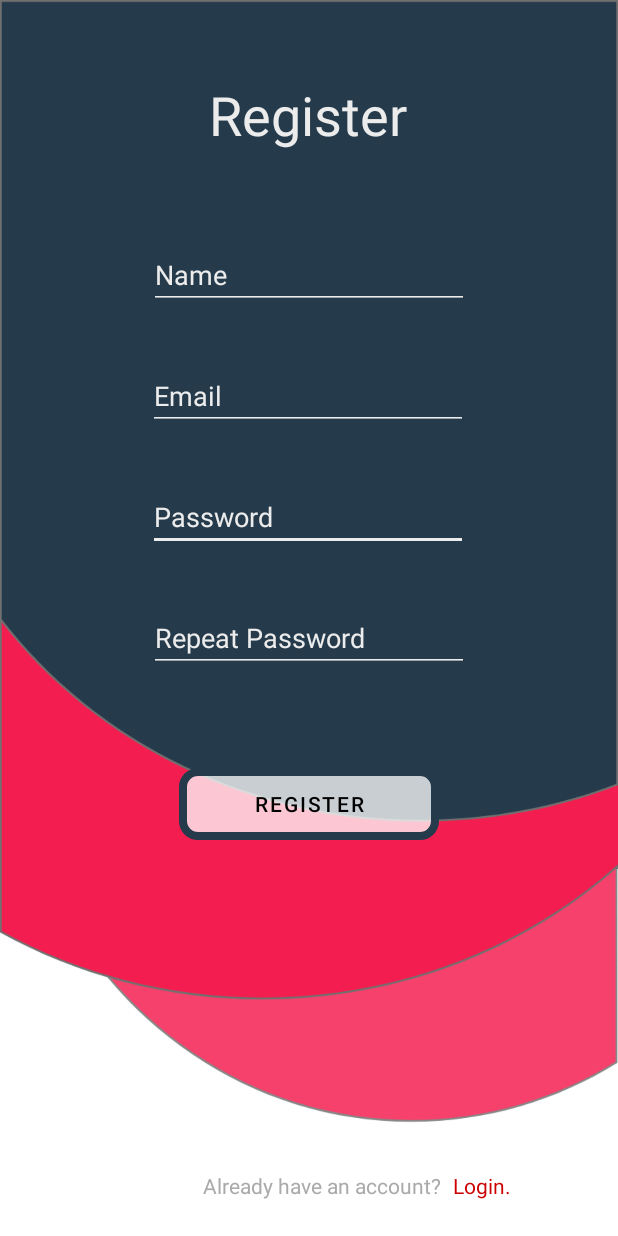
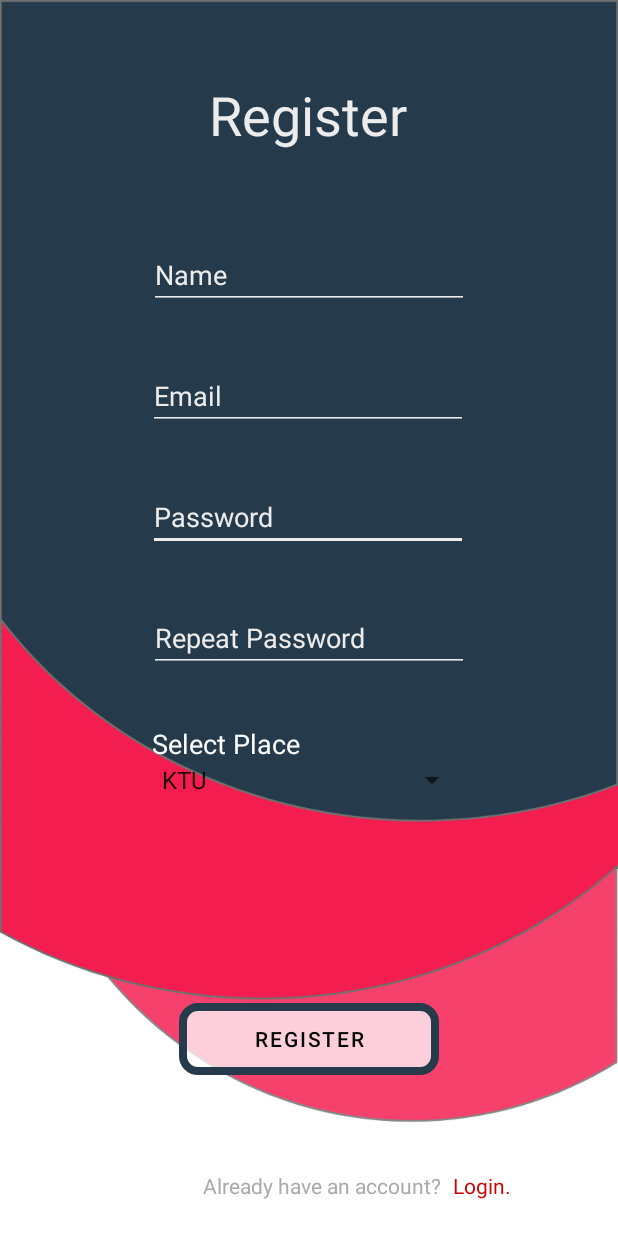
Before and after one commit to DomantasKelpsas/CoronEntry_bakalauras, an Android app: the RegisterActivity screen opened directly, with no data from a screen before it, after a tap on "REGISTER", on a phone screen of 412 x 824 dp. Run offline under Robolectric (Android 15) with nearby library versions, the phone set to English and light mode, and no system bars; libraries missing offline, so code that uses them is left out: org.eclipse.paho; 7 statements that could not run were skipped.

Commit message:
added unassigned user selection

```diff
--- a/CoronEntry/app/src/main/java/com/ktu/coronentry/RegisterActivity.kt
+++ b/CoronEntry/app/src/main/java/com/ktu/coronentry/RegisterActivity.kt
@@ -5,6 +5,7 @@ import androidx.appcompat.app.AppCompatActivity
 import android.os.Bundle
 import android.util.Log
 import android.view.View
+import android.widget.ArrayAdapter
 import android.widget.Toast
 import kotlinx.android.synthetic.main.activity_register.*
 
@@ -30,6 +31,7 @@ class RegisterActivity : AppCompatActivity(), MqttDataInterface {
     var email: String = ""
     var password: String = ""
     var password_repeat: String = ""
+    var placename: String = ""
 
     override fun onCreate(savedInstanceState: Bundle?) {
         super.onCreate(savedInstanceState)
@@ -38,13 +40,19 @@ class RegisterActivity : AppCompatActivity(), MqttDataInterface {
         mqttManager = MqttManager(connectionParams, applicationContext, this)
         mqttManager?.connect()
 
+        val placeNames = arrayOf("KTU","11 Bendrabutis")
+        val arrayAdapter = ArrayAdapter(this,android.R.layout.simple_spinner_item,placeNames)
+        //autoCompleteTextView.setAdapter(arrayAdapter)
+        sp_placelist.adapter = arrayAdapter
+
         btn_register.setOnClickListener {
             name = et_name.text.trim().toString()
             email = et_email.text.trim().toString()
             password = et_password.text.trim().toString()
             password_repeat = et_password_repeat.text.trim().toString()
+            placename = sp_placelist.selectedItem.toString()
 
-            initRegister(name, email, password, password_repeat)
+            initRegister(name, email, password, password_repeat,placename)
         }
     }
 
@@ -74,13 +82,14 @@ class RegisterActivity : AppCompatActivity(), MqttDataInterface {
         name: String,
         email: String,
         password: String,
-        password_repeat: String
+        password_repeat: String,
+    placename: String
     ) {
 
-        if (!(name.isEmpty() || email.isEmpty() || password.isEmpty() || password_repeat.isEmpty())) {
+        if (!(name.isEmpty() || email.isEmpty() || password.isEmpty() || password_repeat.isEmpty() || placename.isEmpty())) {
             if (email.isEmailValid()) {
                 if (checkPasswordCorrect(password, password_repeat))
-                    sendRegisterCreds(name, email, password)
+                    sendRegisterCreds(name, email, password, placename)
                 else Toast.makeText(this, "Password doesn't match", Toast.LENGTH_LONG).show()
             }
             else Toast.makeText(this, "Email is invalid", Toast.LENGTH_LONG).show()
@@ -91,9 +100,9 @@ class RegisterActivity : AppCompatActivity(), MqttDataInterface {
         return password == password_repeat
     }
 
-    private fun sendRegisterCreds(name: String, email: String, password: String) {
+    private fun sendRegisterCreds(name: String, email: String, password: String,placename: String) {
         var registerCreds =
-            "{\"name\": \"$name\",\"email\": \"$email\", \"password\": \"$password\"}"
+            "{\"name\": \"$name\",\"email\": \"$email\", \"password\": \"$password\", \"placename\": \"$placename\"}"
         mqttManager?.publish(outTopic, registerCreds)
         mqttManager?.subscribe(inTopic)
     }
--- a/CoronEntry/app/src/main/res/layout/activity_register.xml
+++ b/CoronEntry/app/src/main/res/layout/activity_register.xml
@@ -4,19 +4,20 @@
     xmlns:tools="http://schemas.android.com/tools"
     android:layout_width="match_parent"
     android:layout_height="match_parent"
-    tools:context=".RegisterActivity"
     android:background="@drawable/coronentry_background"
-    android:orientation="vertical">
+    android:orientation="vertical"
+    tools:context=".RegisterActivity">
 
     <EditText
+        android:textColor="@color/white"
         android:id="@+id/et_password"
         android:layout_width="wrap_content"
         android:layout_height="wrap_content"
         android:layout_marginTop="35dp"
+        android:backgroundTint="@color/grey"
         android:ems="10"
         android:hint="@string/prompt_password"
         android:inputType="textPassword"
-        android:backgroundTint="@color/grey"
         android:textColorHint="@color/grey"
         app:layout_constraintEnd_toEndOf="parent"
         app:layout_constraintHorizontal_bias="0.497"
@@ -24,14 +25,15 @@
         app:layout_constraintTop_toBottomOf="@+id/et_email" />
 
     <EditText
+        android:textColor="@color/white"
         android:id="@+id/et_email"
         android:layout_width="wrap_content"
         android:layout_height="wrap_content"
         android:layout_marginTop="35dp"
+        android:backgroundTint="@color/grey"
         android:ems="10"
         android:hint="@string/prompt_email"
         android:inputType="textEmailAddress"
-        android:backgroundTint="@color/grey"
         android:textColorHint="@color/grey"
         app:layout_constraintEnd_toEndOf="parent"
         app:layout_constraintHorizontal_bias="0.497"
@@ -42,16 +44,16 @@
         android:id="@+id/btn_register"
         android:layout_width="wrap_content"
         android:layout_height="wrap_content"
-        android:layout_marginTop="64dp"
+        android:layout_marginBottom="64dp"
+        android:background="@drawable/custom_button"
         android:onClick="gotoLoginActivity"
+        android:paddingHorizontal="50dp"
         android:text="Register"
-        android:background="@drawable/custom_button"
-        android:paddingHorizontal="50dp"
         android:textColor="@color/black"
         app:backgroundTint="@null"
+        app:layout_constraintBottom_toTopOf="@+id/tv_registerText"
         app:layout_constraintEnd_toEndOf="parent"
-        app:layout_constraintStart_toStartOf="parent"
-        app:layout_constraintTop_toBottomOf="@+id/et_password_repeat" />
+        app:layout_constraintStart_toStartOf="parent" />
 
     <TextView
         android:id="@+id/tv_registerText"
@@ -93,35 +95,89 @@
         app:layout_constraintTop_toTopOf="parent" />
 
     <EditText
+        android:textColor="@color/white"
         android:id="@+id/et_name"
         android:layout_width="wrap_content"
         android:layout_height="wrap_content"
         android:layout_marginStart="100dp"
         android:layout_marginTop="60dp"
         android:layout_marginEnd="100dp"
+        android:backgroundTint="@color/grey"
         android:ems="10"
         android:hint="Name"
         android:inputType="textPersonName"
-        android:backgroundTint="@color/grey"
         android:textColorHint="@color/grey"
         app:layout_constraintEnd_toEndOf="parent"
         app:layout_constraintStart_toStartOf="parent"
         app:layout_constraintTop_toBottomOf="@+id/textView" />
 
     <EditText
+        android:textColor="@color/white"
         android:id="@+id/et_password_repeat"
         android:layout_width="wrap_content"
         android:layout_height="wrap_content"
         android:layout_marginStart="100dp"
         android:layout_marginTop="35dp"
         android:layout_marginEnd="100dp"
+        android:backgroundTint="@color/grey"
         android:ems="10"
         android:hint="Repeat Password"
         android:inputType="textPassword"
-        android:backgroundTint="@color/grey"
         android:textColorHint="@color/grey"
         app:layout_constraintEnd_toEndOf="parent"
         app:layout_constraintStart_toStartOf="parent"
         app:layout_constraintTop_toBottomOf="@+id/et_password" />
 
+    <Spinner
+        android:textColor="@color/white"
+        style="@style/Widget.MaterialComponents.TextInputLayout.FilledBox.ExposedDropdownMenu"
+        android:id="@+id/sp_placelist"
+        android:layout_width="0dp"
+        android:layout_height="wrap_content"
+        android:layout_marginStart="100dp"
+        android:layout_marginTop="60dp"
+        android:layout_marginEnd="100dp"
+        app:layout_constraintEnd_toEndOf="parent"
+        app:layout_constraintHorizontal_bias="0.0"
+        app:layout_constraintStart_toStartOf="parent"
+        app:layout_constraintTop_toBottomOf="@+id/et_password_repeat" />
+
+    <TextView
+        android:textColor="@color/white"
+        android:id="@+id/textView12"
+        android:layout_width="wrap_content"
+        android:layout_height="wrap_content"
+        android:layout_marginStart="1dp"
+        android:text="Select Place"
+        android:textSize="18sp"
+        app:layout_constraintBottom_toTopOf="@+id/sp_placelist"
+        app:layout_constraintStart_toStartOf="@+id/sp_placelist" />
+
+    <!--    <com.google.android.material.textfield.TextInputLayout-->
+    <!--        android:hint="Place Name"-->
+    <!--        style="@style/Widget.MaterialComponents.TextInputLayout.FilledBox.ExposedDropdownMenu"-->
+    <!--        android:layout_width="match_parent"-->
+    <!--        android:layout_height="wrap_content"-->
+    <!--        android:layout_marginStart="64dp"-->
+    <!--        android:layout_marginTop="47dp"-->
+    <!--        android:layout_marginEnd="64dp"-->
+    <!--        android:layout_marginBottom="59dp"-->
+    <!--        app:layout_constraintBottom_toTopOf="@+id/btn_register"-->
+    <!--        app:layout_constraintEnd_toEndOf="parent"-->
+    <!--        app:layout_constraintStart_toStartOf="parent"-->
+    <!--        app:layout_constraintTop_toBottomOf="@+id/et_password_repeat">-->
+
+    <!--        <AutoCompleteTextView-->
+    <!--            android:id="@+id/autoCompleteTextView"-->
+    <!--            android:layout_width="match_parent"-->
+    <!--            android:layout_height="wrap_content"-->
+    <!--            android:layout_weight="1"-->
+    <!--            android:inputType="none"-->
+    <!--            android:paddingTop="16dp"-->
+    <!--            android:paddingBottom="16dp"-->
+    <!--            android:textColor="@color/white" />-->
+
+
+    <!--    </com.google.android.material.textfield.TextInputLayout>-->
+
 </androidx.constraintlayout.widget.ConstraintLayout>
--- a/CoronEntry/app/src/main/res/values/strings.xml
+++ b/CoronEntry/app/src/main/res/values/strings.xml
@@ -9,4 +9,9 @@
     <string name="invalid_username">Not a valid username</string>
     <string name="invalid_password">Password must be >5 characters</string>
     <string name="login_failed">"Login failed"</string>
+
+    <string-array name="places">
+        <item>KTU</item>
+        <item>11 Bendrabutis</item>
+    </string-array>
 </resources>
```
Also changed, not shown: CoronEntry/app/src/main/res/layout/dropdown_item.xml (added, +9 -0 lines), 9 other files.
